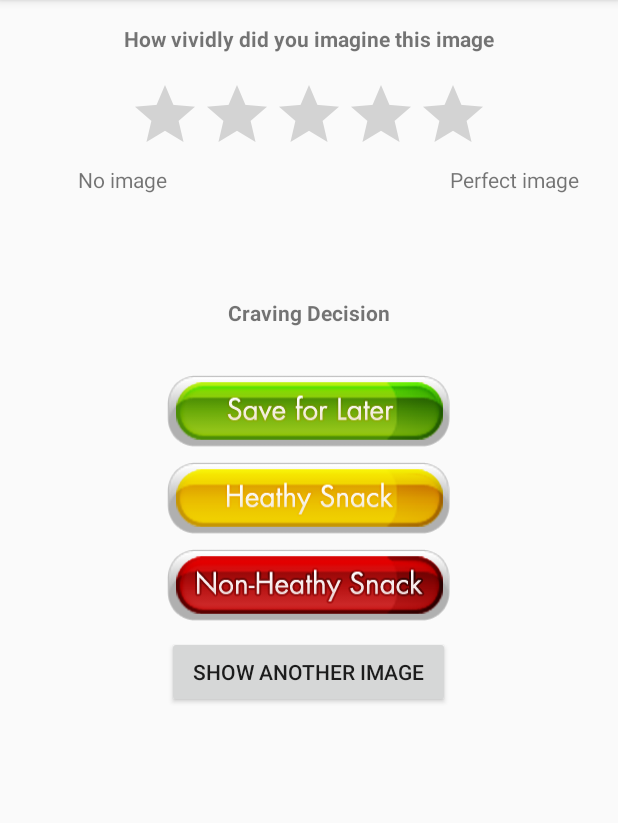
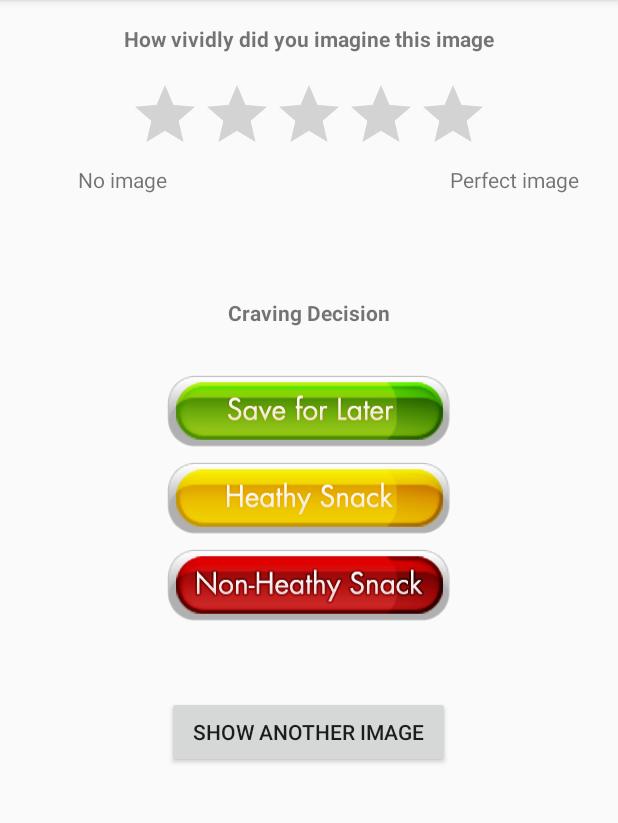
Before and after one commit to aqibmushtaq/icrave-app, an Android app: the ResultFragment screen opened directly, with no data from a screen before it, on a phone screen of 412 x 824 dp, the part 84-907 px from its top. Run offline under Robolectric (Android 15) with nearby library versions, the phone set to English and light mode, and no system bars.

Commit message:
Added a space between the "Show another image" as it's different to the previous buttons.

```diff
--- a/src/iCrave/icrave/src/main/res/layout/fragment_result.xml
+++ b/src/iCrave/icrave/src/main/res/layout/fragment_result.xml
@@ -51,7 +51,8 @@
         android:layout_marginTop="30dp"
         android:layout_below="@+id/textView3"
         android:layout_centerHorizontal="true"
-        android:id="@+id/linearLayout">
+        android:id="@+id/linearLayout"
+        android:weightSum="1">
 
         <TextView
             android:layout_width="fill_parent"
@@ -103,7 +104,7 @@
             android:id="@+id/button_another_image"
             android:layout_below="@+id/button_unhealthy_snack"
             android:layout_centerHorizontal="true"
-            android:layout_marginTop="10dp" />
+            android:layout_marginTop="50dp" />
 
     </LinearLayout>
 
```
